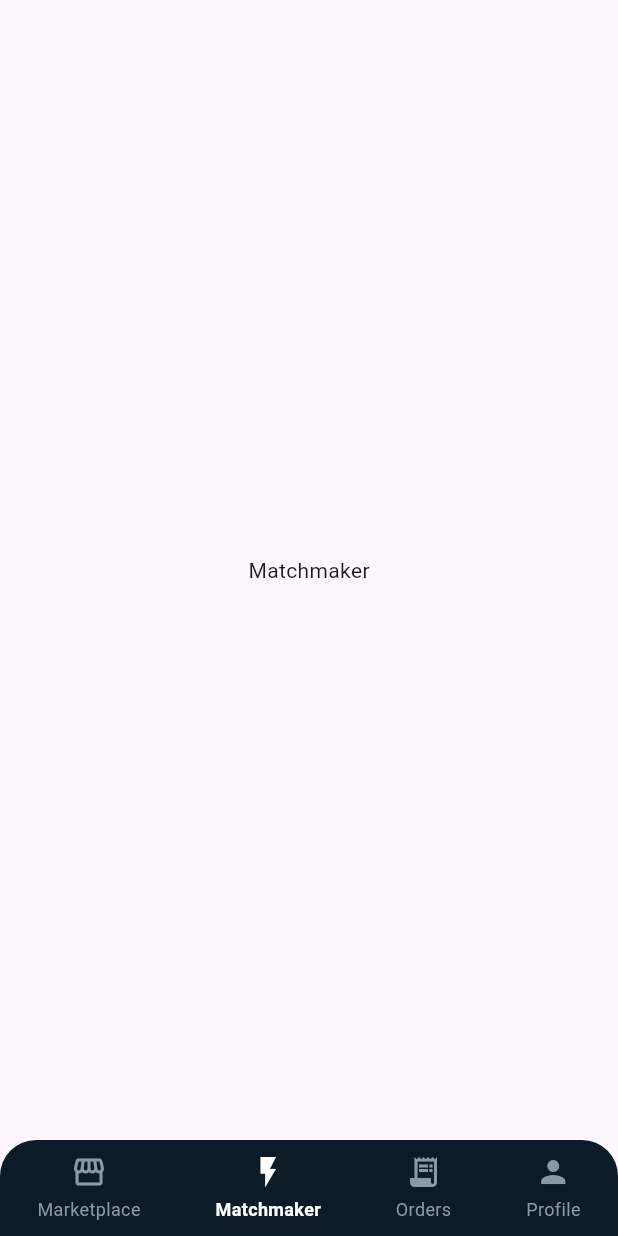
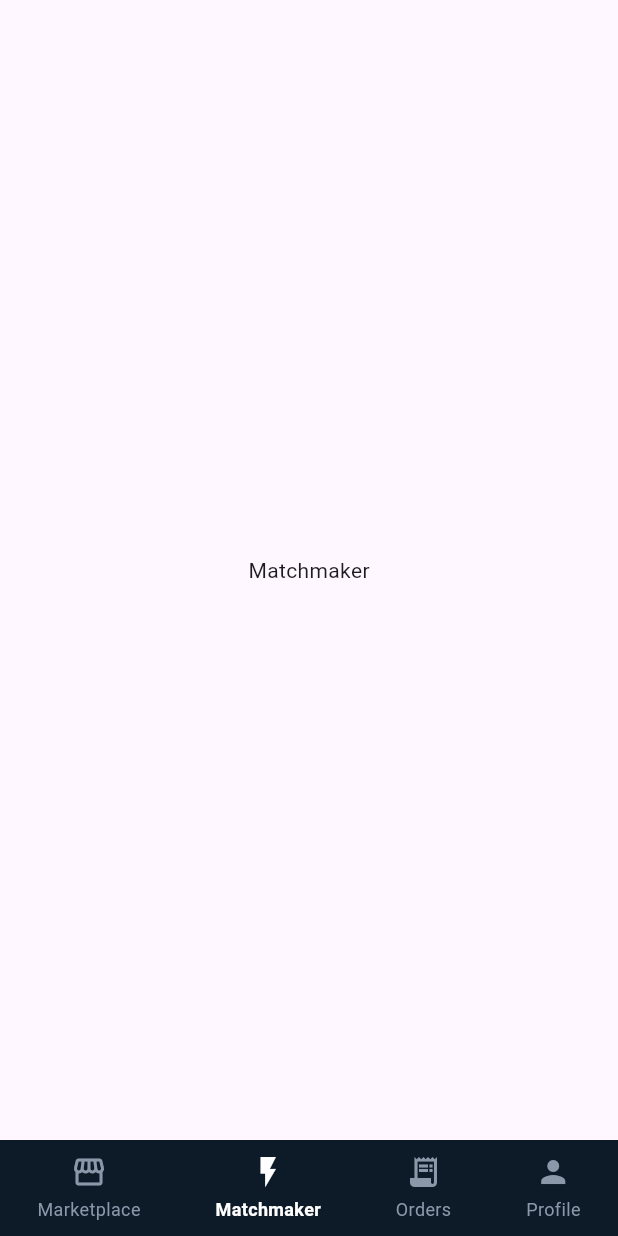
Before and after one commit to MazenEmad90/Proven, a Flutter app: the screen it shows after launch, item 2 of the bottom bar chosen, on a phone screen of 412 x 824 dp. Run offline on Flutter 3.47's test engine with Material 3 defaults, Android fonts, the phone set to English and light mode, and no system bars.

Commit message:
fix bottom nav bar

```diff
--- a/proven/lib/constants/bottom_nav.dart
+++ b/proven/lib/constants/bottom_nav.dart
@@ -17,7 +17,6 @@ class FixedBottomNavBar extends StatelessWidget {
     return Container(
       decoration:  BoxDecoration(
         color: AppColors.tertiary,
-        borderRadius: BorderRadius.vertical(top: Radius.circular(24)),
       ),
       child: SafeArea(
         child: SizedBox(
```
